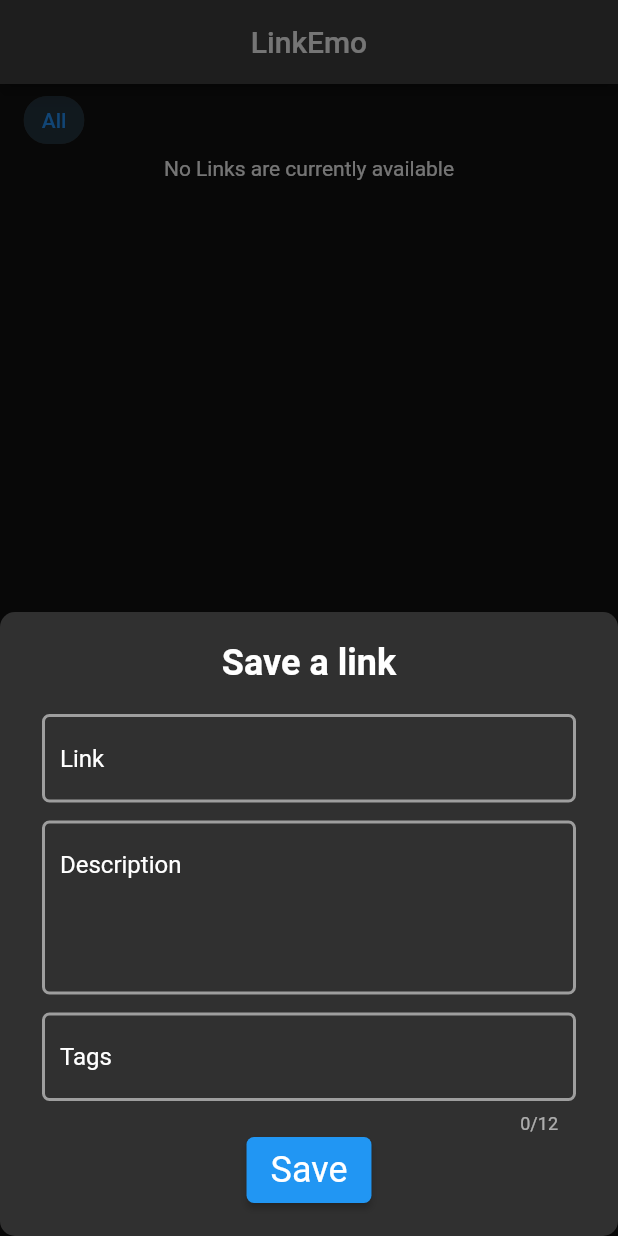
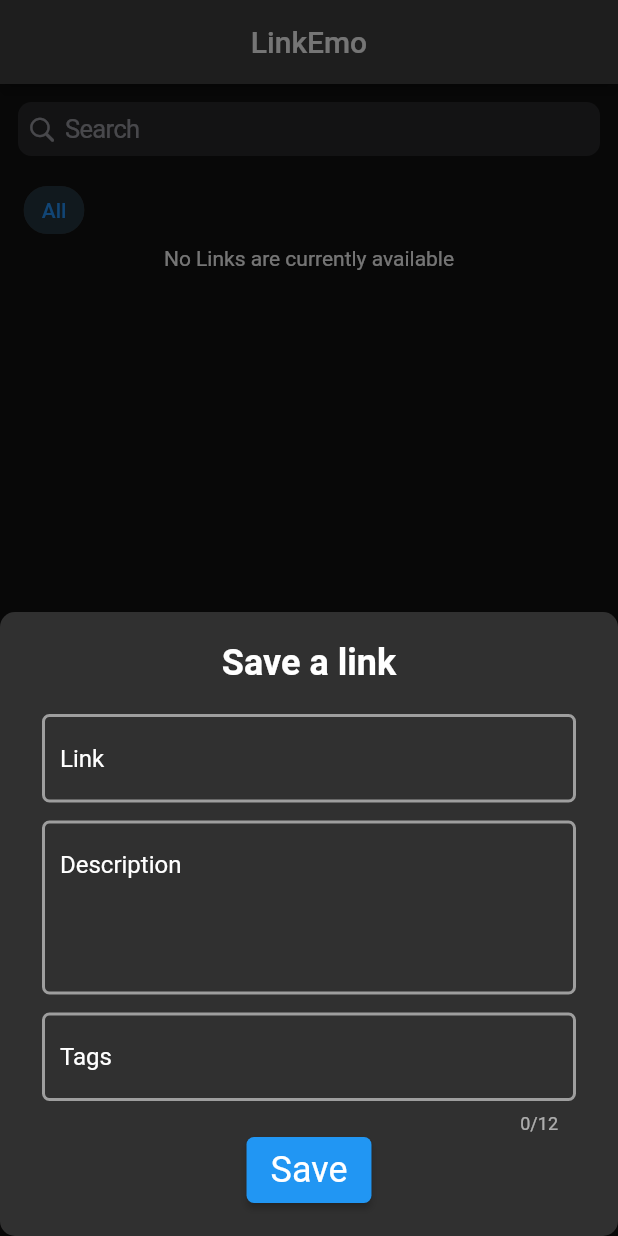
Before and after one commit to Anirudh-V-Gubbi/linkemo, a Flutter app: the screen it shows after launch, after a tap on the "add" icon, on a phone screen of 412 x 824 dp. Run offline on Flutter 3.47's test engine with Material 2 defaults, Android fonts, the phone set to English and light mode, and no system bars; our stand-ins replace dartz, flutter_bloc, freezed_annotation, get_it, hive, hive_flutter; missing offline and left inert: any_link_preview, draggable_fab; accounts and stored records are empty.

Commit message:
added search bar UI

```diff
--- a/lib/features/home/presentation/home_page.dart
+++ b/lib/features/home/presentation/home_page.dart
@@ -1,4 +1,5 @@
 import 'package:draggable_fab/draggable_fab.dart';
+import 'package:flutter/cupertino.dart';
 import 'package:flutter/material.dart';
 import 'package:flutter_bloc/flutter_bloc.dart';
 import 'package:linkemo/core/designs.dart';
@@ -19,6 +20,7 @@
 
 class _HomePageState extends State<HomePage> {
   BuildContext? blocContext;
+  final TextEditingController searchController = TextEditingController();
 
   @override
   Widget build(BuildContext context) {
@@ -54,6 +56,14 @@
                       crossAxisAlignment: CrossAxisAlignment.start,
                       mainAxisSize: MainAxisSize.min,
                       children: [
+                        Padding(
+                          padding: symmetricPadding(vertical: 12.0),
+                          child: CupertinoSearchTextField(
+                            controller: searchController,
+                            onChanged: (text) {},
+                            onSubmitted: (text) {},
+                          ),
+                        ),
                         FilterChips(tags: state.tags),
                         LinkDetailsList(detailsList: state.linkDetails)
                       ],
```
